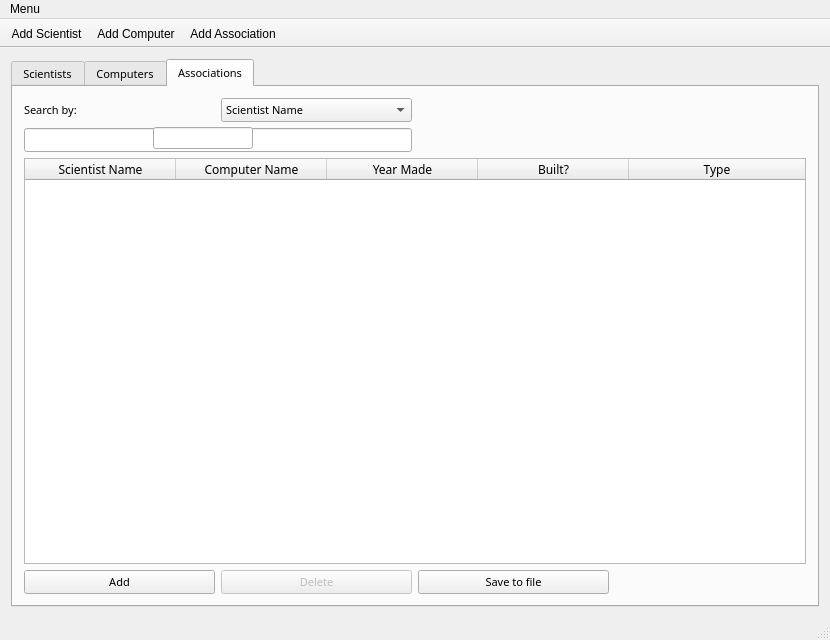
Before: the Qt Designer form mainwindow.ui in marthagb/VLN1-Skil-3, drawn with Qt 5.
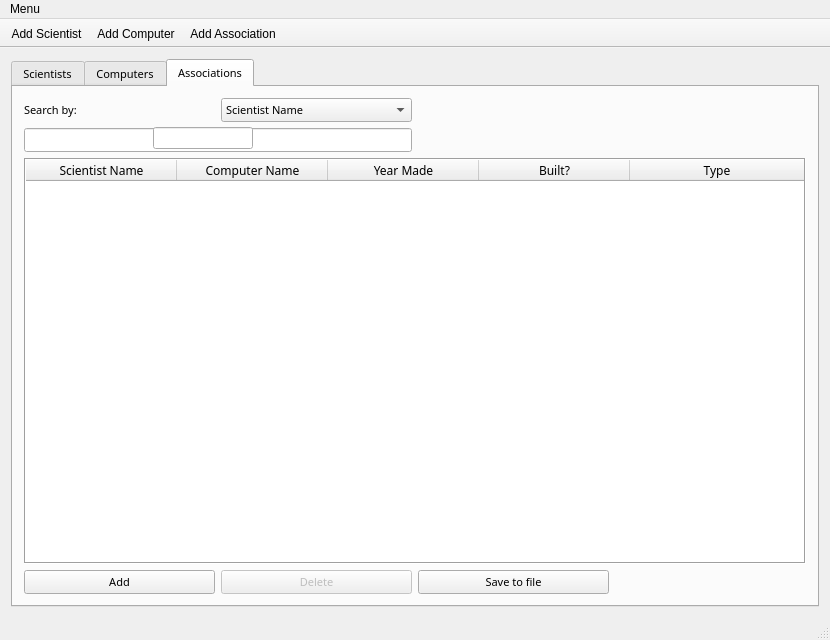
After: the same form once the commit is applied. The open tabs and pages were chosen to show the change. Icons and pictures are not drawn.

What changed in the file:
```diff
--- a/mainwindow.ui
+++ b/mainwindow.ui
@@ -491,12 +491,18 @@
           <property name="autoFillBackground">
            <bool>false</bool>
           </property>
+          <property name="frameShape">
+           <enum>QFrame::Box</enum>
+          </property>
           <property name="sizeAdjustPolicy">
            <enum>QAbstractScrollArea::AdjustIgnored</enum>
           </property>
           <property name="editTriggers">
            <set>QAbstractItemView::NoEditTriggers</set>
           </property>
+          <property name="alternatingRowColors">
+           <bool>true</bool>
+          </property>
           <property name="selectionMode">
            <enum>QAbstractItemView::SingleSelection</enum>
           </property>
```
Left out of the diff: 20 changed lines with no effect on the pictures.
